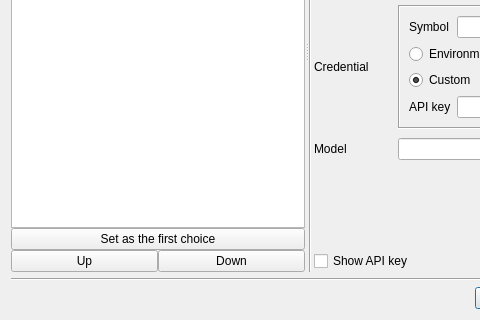
This is src/SelectAiModelDialog.ui in soramimi/Guitar as Qt 5 draws it before an edit; both pictures show x 0 to 480 and y 182 to 502 of the 652 by 502 pixel window. The edited form follows.
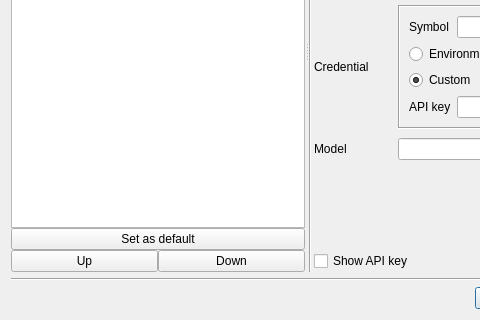
This is the edited form.

Commit message: Rename AI "first choice" model to "default" model across settings and dialogs

```diff
--- a/src/SelectAiModelDialog.ui
+++ b/src/SelectAiModelDialog.ui
@@ -74,7 +74,7 @@
          <item>
           <widget class="QPushButton" name="pushButton_set_as_the_1st_choice">
            <property name="text">
-            <string>Set as the first choice</string>
+            <string>Set as default</string>
            </property>
           </widget>
          </item>
```
Left out of the diff: 4 changed lines with no effect on the pictures. The commit also changes 5 other files.
